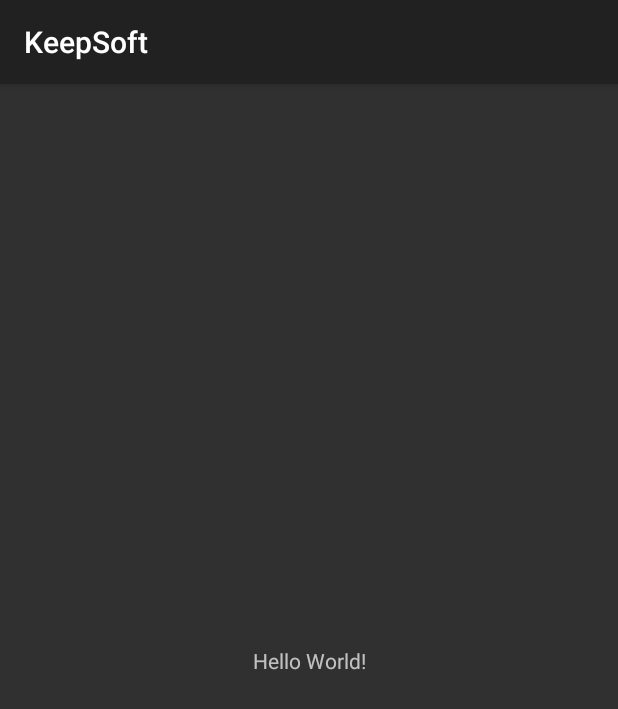
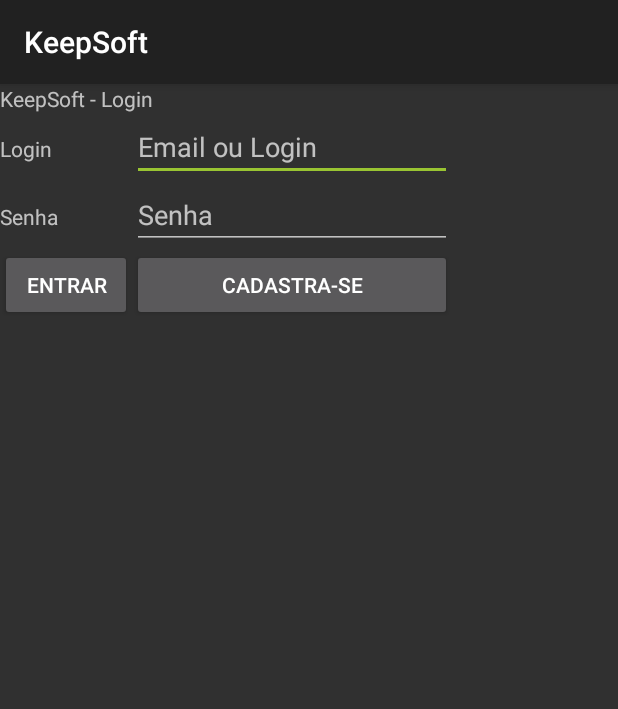
Before and after one commit to ViniPequeno/KeepSoft, an Android app: the screen it shows after launch (MainActivity before the commit, LoginActivity after it), on a phone screen of 412 x 824 dp. Shown: the top 709 px of the screen. Run offline under Robolectric (Android 15) with nearby library versions, the phone set to English and light mode, and no system bars.

Commit message:
Login e cadastro Padrão.. Modelo singleton

```diff
--- a/app/src/main/java/nescaupower/br/com/keepsoft/Factory/BD/DAO/UsuarioDAO.java
+++ b/app/src/main/java/nescaupower/br/com/keepsoft/Factory/BD/DAO/UsuarioDAO.java
@@ -17,9 +17,11 @@ public interface UsuarioDAO {
     @Query("SELECT * FROM usuario WHERE login IN (:logins)")
     List<Usuario> loadAllByIds(int[] logins);
 
-    @Query("SELECT * FROM usuario WHERE nome LIKE :nome AND "
-            + "email LIKE :email LIMIT 1")
-    Usuario findByName(String nome, String email);
+    @Query("SELECT * FROM usuario WHERE (login = :login OR email = :email) AND senha = :senha")
+    Usuario login(String login, String email, String senha);
+
+    @Query("SELECT * FROM usuario WHERE login = :login")
+    Usuario findByLogin(String login);
 
     @Insert
     void insertAll(Usuario... usuarios);
--- a/app/src/main/java/nescaupower/br/com/keepsoft/Factory/Factory.java
+++ b/app/src/main/java/nescaupower/br/com/keepsoft/Factory/Factory.java
@@ -3,6 +3,7 @@ package nescaupower.br.com.keepsoft.Factory;
 import android.arch.persistence.room.Room;
 import android.content.Context;
 
+import nescaupower.br.com.keepsoft.Config.Settings;
 import nescaupower.br.com.keepsoft.Factory.BD.DAO.UsuarioDAO;
 import nescaupower.br.com.keepsoft.Factory.BD.Database.AppDatabase;
 import nescaupower.br.com.keepsoft.Factory.Model.*;
@@ -13,7 +14,7 @@ public abstract class Factory {
 
 
     public static AppDatabase startDatabase(Context context){
-        String database = context.getString(R.string.app_database);
+        String database = Settings.DATABASE;
         AppDatabase db = Room.databaseBuilder(context, AppDatabase.class, database).allowMainThreadQueries().build() ;
         return db;
     }
@@ -21,6 +22,7 @@ public abstract class Factory {
     public static Usuario startUsuario(){
         return new Usuario();
     }
+    public static Usuario startLogin(){return new Usuario();}
 
     public static Projeto startProjet(){
         return new Projeto();
--- a/app/src/main/java/nescaupower/br/com/keepsoft/MainActivity.java
+++ b/app/src/main/java/nescaupower/br/com/keepsoft/MainActivity.java
@@ -1,13 +1,19 @@
 package nescaupower.br.com.keepsoft;
 
+import android.content.Context;
+import android.content.Intent;
+import android.content.SharedPreferences;
 import android.support.v7.app.AppCompatActivity;
 import android.os.Bundle;
 import android.widget.Toast;
 
+import nescaupower.br.com.keepsoft.Config.Settings;
 import nescaupower.br.com.keepsoft.Factory.BD.DAO.UsuarioDAO;
 import nescaupower.br.com.keepsoft.Factory.BD.Database.AppDatabase;
 import nescaupower.br.com.keepsoft.Factory.Factory;
 import nescaupower.br.com.keepsoft.Factory.Model.Usuario;
+import nescaupower.br.com.keepsoft.Views.Login.LoginActivity;
+import nescaupower.br.com.keepsoft.Views.Usuario.PaginaInicial;
 
 public class MainActivity extends AppCompatActivity {
 
@@ -16,17 +22,17 @@ public class MainActivity extends AppCompatActivity {
         super.onCreate(savedInstanceState);
         setContentView(R.layout.activity_main);
 
-        AppDatabase db = Factory.startDatabase(getApplicationContext());
-        Usuario u = Factory.startUsuario();
-        u.setEmail("viniciuspedro350@gmail.com");
-        u.setLogin("pedro");
-        u.setSenha("Pedro8251");
-        u.setNome("Pedro Pequeno");
-        u.setTelefone("991497173");
-        db.usuarioDAO().insertAll(u);
+        SharedPreferences sharedPreferences = getSharedPreferences(Settings.SHARED_PREF_NAME, Context.MODE_PRIVATE);
 
-        Usuario usuario = db.usuarioDAO().findByName(u.getNome(), u.getEmail());
-        Toast.makeText(this, usuario.getLogin(), Toast.LENGTH_SHORT).show();
-
+        boolean logado = sharedPreferences.getBoolean(Settings.LOGADO, false);
+        Intent intent;
+        if (logado) {
+            intent = new Intent(MainActivity.this, PaginaInicial.class);
+        } else {
+            intent = new Intent(MainActivity.this, LoginActivity.class);
+        }
+        intent.addFlags(Intent.FLAG_ACTIVITY_CLEAR_TOP | Intent.FLAG_ACTIVITY_NEW_TASK ); // adiciona a flag para a intent
+        startActivity(intent);
+        MainActivity.this.finish();
     }
 }
--- /dev/null
+++ b/app/src/main/java/nescaupower/br/com/keepsoft/Views/Login/LoginActivity.java
@@ -0,0 +1,68 @@
+package nescaupower.br.com.keepsoft.Views.Login;
+
+import android.content.Context;
+import android.content.Intent;
+import android.content.SharedPreferences;
+import android.support.v7.app.AppCompatActivity;
+import android.os.Bundle;
+import android.view.View;
+import android.widget.EditText;
+import android.widget.Toast;
+
+import nescaupower.br.com.keepsoft.Config.Settings;
+import nescaupower.br.com.keepsoft.Factory.BD.Database.AppDatabase;
+import nescaupower.br.com.keepsoft.Factory.Factory;
+import nescaupower.br.com.keepsoft.Factory.Model.Usuario;
+import nescaupower.br.com.keepsoft.R;
+import nescaupower.br.com.keepsoft.Views.Usuario.CadastroUsuario;
+import nescaupower.br.com.keepsoft.Views.Usuario.PaginaInicial;
+
+public class LoginActivity extends AppCompatActivity {
+
+    EditText login;
+    EditText senha;
+    @Override
+    protected void onCreate(Bundle savedInstanceState) {
+        super.onCreate(savedInstanceState);
+        setContentView(R.layout.activity_login);
+
+        login = findViewById(R.id.login);
+        senha = findViewById(R.id.senha);
+    }
+
+
+    public void entrar(View view) {
+        AppDatabase db = Factory.startDatabase(getApplicationContext());
+
+        Usuario u = db.usuarioDAO().login(login.getText().toString(), login.getText().toString(), senha.getText().toString());
+        if(u != null){
+            Toast.makeText(this, "Certo!", Toast.LENGTH_SHORT).show();
+            SharedPreferences sharedPreferences = getSharedPreferences(Settings.SHARED_PREF_NAME, Context.MODE_PRIVATE);
+            SharedPreferences.Editor editor;
+            editor = sharedPreferences.edit();
+            editor.putBoolean(Settings.LOGADO, true);
+            editor.putString(Settings.LOGIN, u.getLogin());
+            editor.commit();
+
+            //Singleton
+            Usuario.setUsuario_logado(u);
+            /////////////
+
+            Intent intent;
+            intent = new Intent(LoginActivity.this, PaginaInicial.class);
+            intent.addFlags(Intent.FLAG_ACTIVITY_CLEAR_TOP | Intent.FLAG_ACTIVITY_NEW_TASK ); // adiciona a flag para a intent
+            startActivity(intent);
+            LoginActivity.this.finish();
+
+        }else{
+            Toast.makeText(this, "Algo errado!", Toast.LENGTH_SHORT).show();
+        }
+    }
+
+    public void cadastrar(View view) {
+        Intent intent;
+        intent = new Intent(LoginActivity.this, CadastroUsuario.class);
+
+        startActivity(intent);
+    }
+}
--- /dev/null
+++ b/app/src/main/res/layout/activity_login.xml
@@ -0,0 +1,85 @@
+<?xml version="1.0" encoding="utf-8"?>
+<android.support.constraint.ConstraintLayout xmlns:android="http://schemas.android.com/apk/res/android"
+    xmlns:app="http://schemas.android.com/apk/res-auto"
+    xmlns:tools="http://schemas.android.com/tools"
+    android:layout_width="match_parent"
+    android:layout_height="match_parent"
+    tools:context="nescaupower.br.com.keepsoft.Views.Login.LoginActivity">
+
+    <LinearLayout
+        android:layout_width="match_parent"
+        android:layout_height="match_parent"
+        android:orientation="vertical">
+
+        <TextView
+            android:id="@+id/textView3"
+            android:layout_width="match_parent"
+            android:layout_height="wrap_content"
+            android:text="KeepSoft - Login" />
+
+        <TableLayout
+            android:layout_width="match_parent"
+            android:layout_height="match_parent">
+
+            <TableRow
+                android:layout_width="match_parent"
+                android:layout_height="match_parent">
+
+                <TextView
+                    android:id="@+id/textView4"
+                    android:layout_width="wrap_content"
+                    android:layout_height="wrap_content"
+                    android:text="Login" />
+
+                <EditText
+                    android:id="@+id/login"
+                    android:layout_width="wrap_content"
+                    android:layout_height="wrap_content"
+                    android:ems="10"
+                    android:hint="Email ou Login" />
+
+            </TableRow>
+
+            <TableRow
+                android:layout_width="match_parent"
+                android:layout_height="match_parent" >
+
+                <TextView
+                    android:id="@+id/textView5"
+                    android:layout_width="wrap_content"
+                    android:layout_height="wrap_content"
+                    android:text="Senha" />
+
+                <EditText
+                    android:id="@+id/senha"
+                    android:layout_width="wrap_content"
+                    android:layout_height="wrap_content"
+                    android:ems="10"
+                    android:hint="Senha"
+                    android:inputType="textPassword" />
+
+            </TableRow>
+
+            <TableRow
+                android:layout_width="match_parent"
+                android:layout_height="match_parent">
+
+                <Button
+                    android:id="@+id/btnEntrar"
+                    android:layout_width="match_parent"
+                    android:layout_height="wrap_content"
+                    android:onClick="entrar"
+                    android:text="Entrar" />
+
+                <Button
+                    android:id="@+id/btnCadastro"
+                    android:layout_width="match_parent"
+                    android:layout_height="wrap_content"
+                    android:onClick="cadastrar"
+                    android:text="Cadastra-se" />
+            </TableRow>
+
+        </TableLayout>
+
+    </LinearLayout>
+</android.support.constraint.ConstraintLayout>
--- a/app/src/main/res/values/strings.xml
+++ b/app/src/main/res/values/strings.xml
@@ -1,4 +1,3 @@
 <resources>
     <string name="app_name">KeepSoft</string>
-    <string name="app_database">Banquinho</string>
 </resources>
```
Also changed, not shown: app/src/main/AndroidManifest.xml (+7 -5 lines), app/src/main/java/nescaupower/br/com/keepsoft/Config/Settings.java (added, +10 -0 lines), app/src/main/java/nescaupower/br/com/keepsoft/Factory/Model/Usuario.java (+12 -0 lines), app/src/main/java/nescaupower/br/com/keepsoft/Views/Usuario/CadastroUsuario.java (added, +44 -0 lines), app/src/main/java/nescaupower/br/com/keepsoft/Views/Usuario/PaginaInicial.java (added, +51 -0 lines), app/src/main/res/layout/activity_cadastro_usuario.xml (added, +15 -0 lines), app/src/main/res/layout/activity_pagina_inicial.xml (added, +28 -0 lines).
